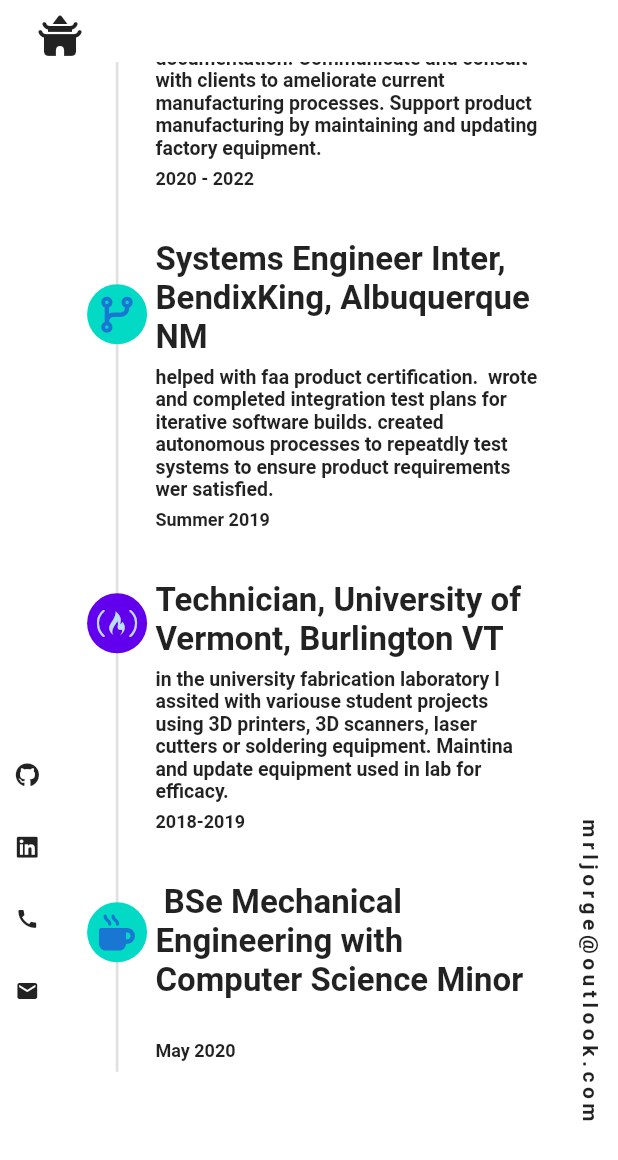
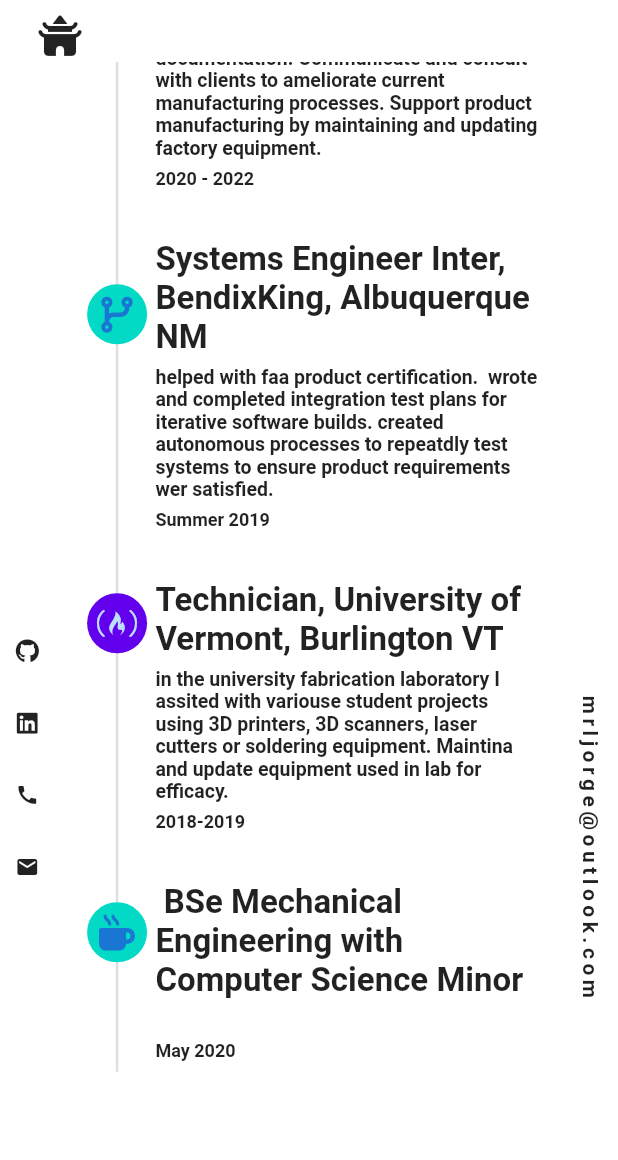
Before and after one commit to teujorge/teujorge.github.io, a Flutter app: the screen it shows after launch, scrolled down 1728 dp, on a phone screen of 412 x 824 dp. Shown: the top 1160 px of the screen. Run offline on Flutter 3.47's test engine with Material 2 defaults, Android fonts, the light colour scheme and no system bars; drawn by our look-alikes of scroll_to_index; our stand-ins replace font_awesome_flutter; missing offline and left inert: universal_html.

Commit message:
fixed bottom screen margin

```diff
--- a/lib/UI/home.dart
+++ b/lib/UI/home.dart
@@ -61,7 +61,8 @@
                   LeftBorder(),
                   Expanded(
                     child: Container(
-                      height: Config.size.height - Config.screenMargin,
+                      height: Config.size.height -
+                          Config.size.height * Config.screenMargin,
                       child: Padding(
                         padding: const EdgeInsets.symmetric(horizontal: 16.0),
                         child: CustomScrollView(
--- a/lib/Widget/screen_content.dart
+++ b/lib/Widget/screen_content.dart
@@ -195,7 +195,7 @@
   Widget build(BuildContext context) {
     return Container(
       width: Config.size.width * 0.04 + 20,
-      height: Config.size.height - Config.screenMargin,
+      height: Config.size.height - Config.size.height * Config.screenMargin,
       child: Column(
         mainAxisAlignment: MainAxisAlignment.end,
         children: [
@@ -243,7 +243,7 @@
   Widget build(BuildContext context) {
     return Container(
       width: Config.size.width * 0.04 + 20,
-      height: Config.size.height - Config.screenMargin,
+      height: Config.size.height - Config.size.height * Config.screenMargin,
       child: Column(
         mainAxisAlignment: MainAxisAlignment.end,
         children: [
--- a/lib/config.dart
+++ b/lib/config.dart
@@ -2,8 +2,8 @@
 import 'package:flutter/material.dart';
 
 class Config {
-  static final int screenMargin = 0;
   static Size size = Size(0, 0);
+  static double screenMargin = 0.1;
 
   static final buttonStyle = ButtonStyle(
     elevation: MaterialStateProperty.all(4),
```
